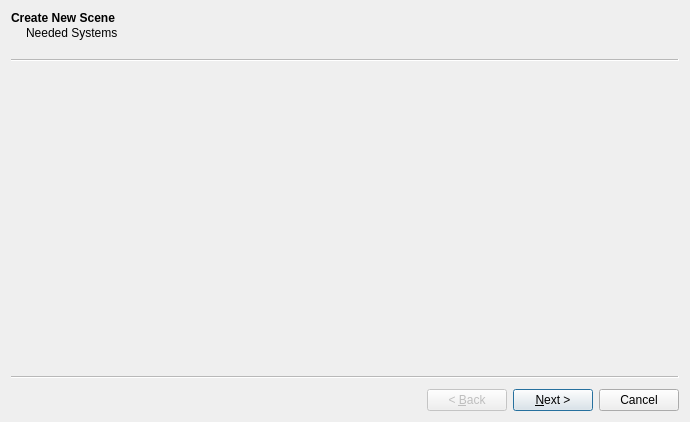
madrenegade/PGameStudio, file src/PGSEditor/newscenewizard.ui: the form before one commit.
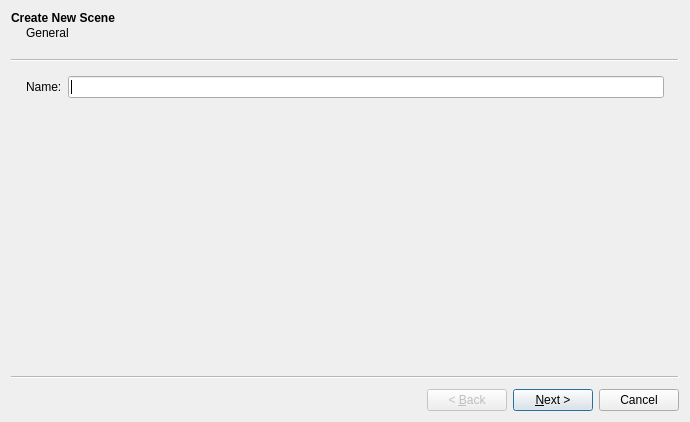
The form after the commit.

```diff
--- a/src/PGSEditor/newscenewizard.ui
+++ b/src/PGSEditor/newscenewizard.ui
@@ -13,6 +13,26 @@
   <property name="windowTitle">
    <string>Wizard</string>
   </property>
+  <widget class="QWizardPage" name="wizardPageGeneral">
+   <property name="title">
+    <string>Create New Scene</string>
+   </property>
+   <property name="subTitle">
+    <string>General</string>
+   </property>
+   <layout class="QFormLayout" name="formLayout_2">
+    <item row="0" column="0">
+     <widget class="QLabel" name="label">
+      <property name="text">
+       <string>Name:</string>
+      </property>
+     </widget>
+    </item>
+    <item row="0" column="1">
+     <widget class="QLineEdit" name="lineEditSceneName"/>
+    </item>
+   </layout>
+  </widget>
   <widget class="QWizardPage" name="wizardPageSystems">
    <property name="title">
     <string>Create New Scene</string>
```
Left out of the diff: 5 changed lines with no effect on the pictures.
